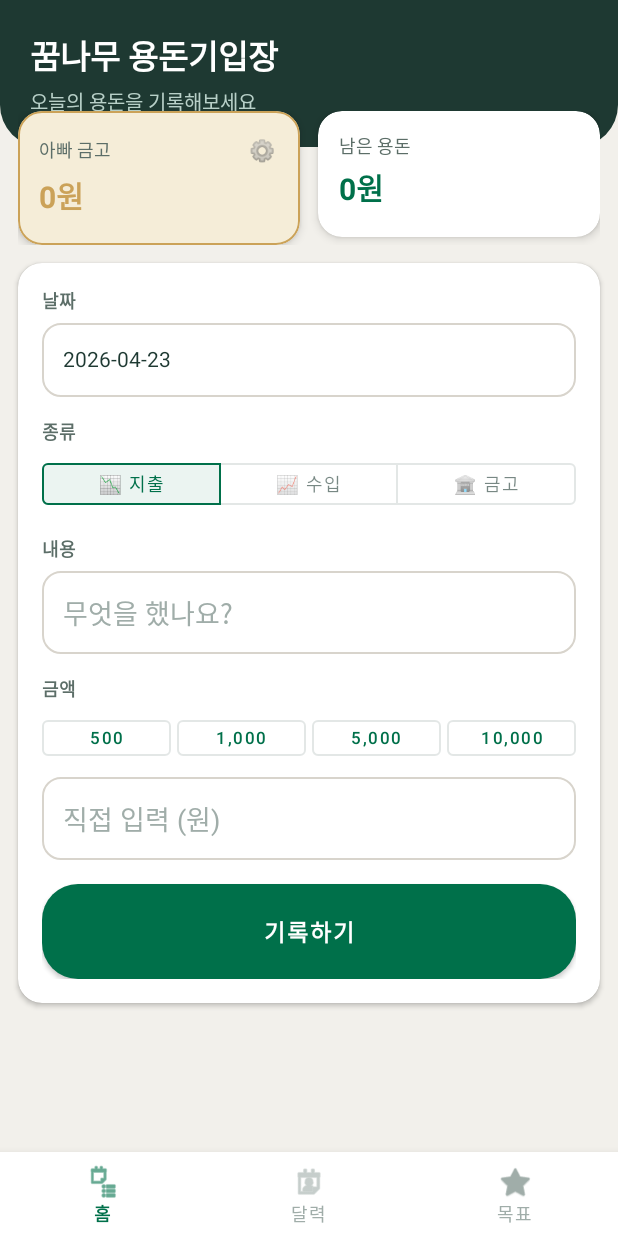
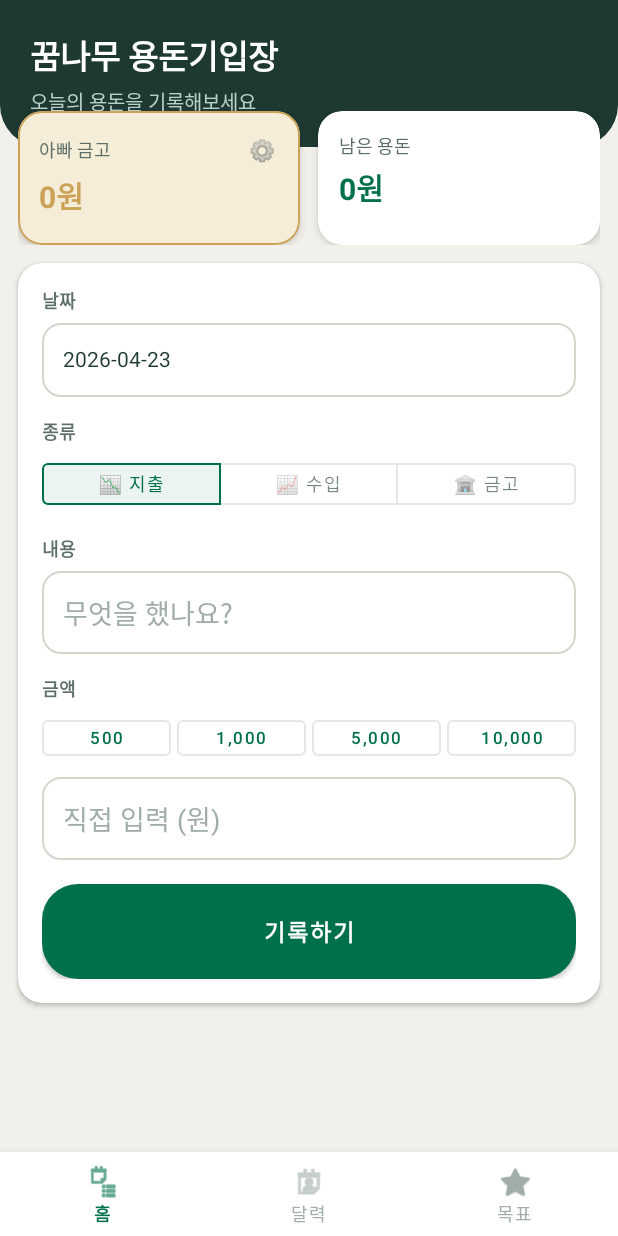
Before and after one commit to Minepapa/Kids-Money-App, an Android app: the screen it shows after launch (MainActivity), on a phone screen of 412 x 824 dp. Run offline under Robolectric (Android 15) with nearby library versions, the phone set to English and light mode, and no system bars.

```diff
--- a/app/src/main/java/com/minepapa/kidsmoneyapp/GoalsFragment.kt
+++ b/app/src/main/java/com/minepapa/kidsmoneyapp/GoalsFragment.kt
@@ -1,5 +1,6 @@
 package com.minepapa.kidsmoneyapp
 
+import android.graphics.Color
 import android.os.Bundle
 import android.view.LayoutInflater
 import android.view.View
--- a/app/src/main/res/layout/fragment_home.xml
+++ b/app/src/main/res/layout/fragment_home.xml
@@ -136,7 +136,7 @@
             <!-- 남은 용돈 카드 -->
             <com.google.android.material.card.MaterialCardView
                 android:layout_width="0dp"
-                android:layout_height="wrap_content"
+                android:layout_height="match_parent"
                 android:layout_weight="1"
                 app:cardCornerRadius="16dp"
                 app:cardElevation="4dp"
@@ -145,9 +145,10 @@
 
                 <LinearLayout
                     android:layout_width="match_parent"
-                    android:layout_height="wrap_content"
+                    android:layout_height="match_parent"
                     android:orientation="vertical"
-                    android:padding="14dp">
+                    android:padding="14dp"
+                    android:gravity="top">
 
                     <TextView
                         android:text="남은 용돈"
```
